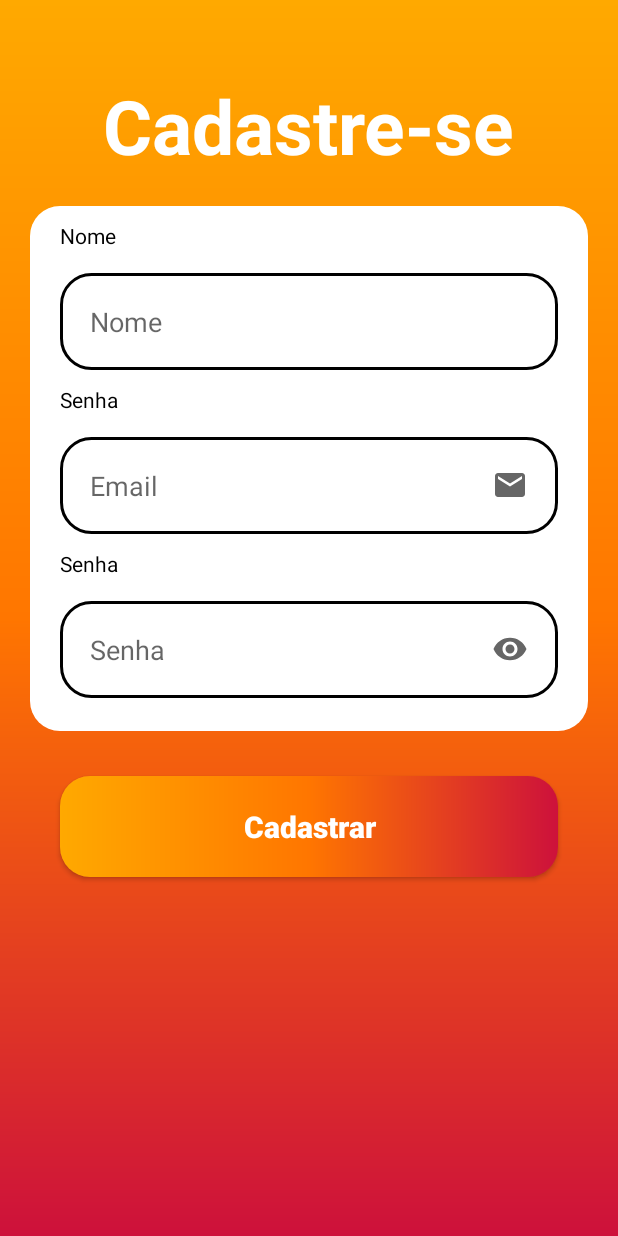
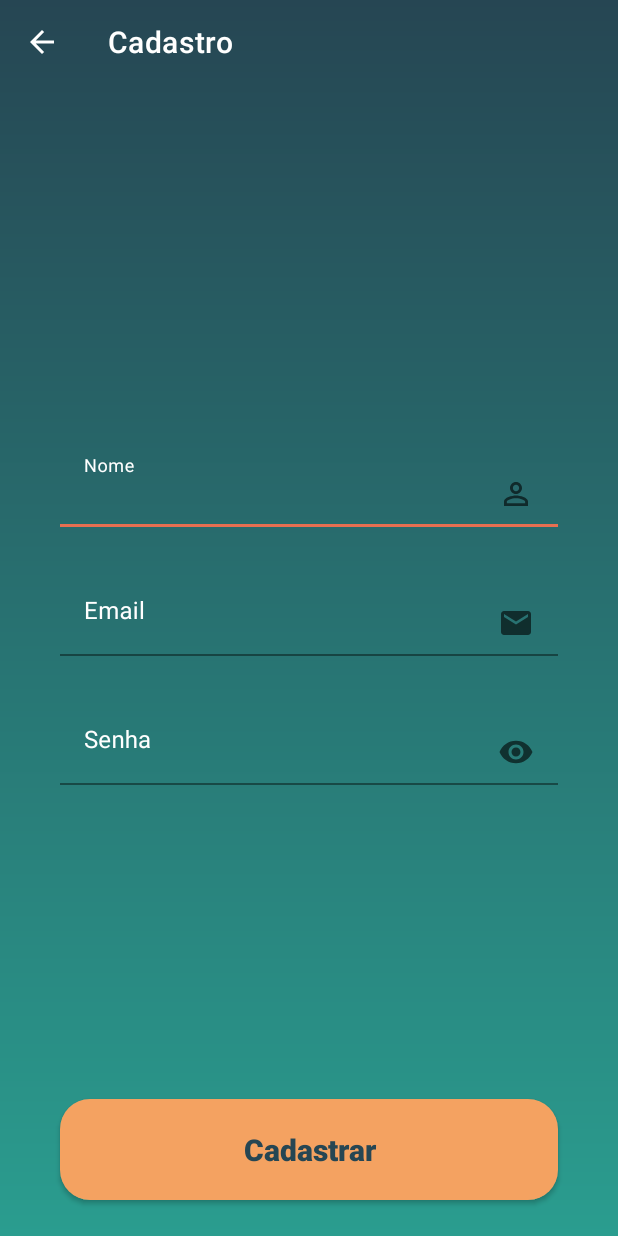
Before and after one commit to WillianKohatsu/ArvoreGenealogica, an Android app: the FormCadastro screen opened directly, with no data from a screen before it, on a phone screen of 412 x 824 dp. Run offline under Robolectric (Android 15) with nearby library versions, the phone set to English and light mode, and no system bars; our stand-ins replace Firebase (no records; nobody signed in at launch, a user with empty details on screens opened directly).

Commit message:
changing the app pallette colors

```diff
--- a/app/src/main/res/drawable/background.xml
+++ b/app/src/main/res/drawable/background.xml
@@ -2,9 +2,8 @@
 <shape xmlns:android="http://schemas.android.com/apk/res/android">
 
     <gradient
-        android:startColor="@color/red"
-        android:centerColor="@color/orange"
-        android:endColor="@color/orange_light"
+        android:startColor="@color/green_light"
+        android:endColor="@color/green_dark"
         android:angle="90"
         />
 </shape>
--- a/app/src/main/res/drawable/button.xml
+++ b/app/src/main/res/drawable/button.xml
@@ -1,12 +1,8 @@
 <?xml version="1.0" encoding="utf-8"?>
-<shape xmlns:android="http://schemas.android.com/apk/res/android">
+<shape
+    xmlns:android="http://schemas.android.com/apk/res/android">
 
     <corners android:radius="20dp"/>
-    <gradient
-        android:startColor="@color/red"
-        android:centerColor="@color/orange"
-        android:endColor="@color/orange_light"
-        android:angle="180"
-        />
+    <solid android:color="@color/salmon"/>
 
 </shape>
--- /dev/null
+++ b/app/src/main/res/drawable/ic_arrow_back.xml
@@ -0,0 +1,5 @@
+<vector android:height="24dp" android:tint="#FFFFFF"
+    android:viewportHeight="24" android:viewportWidth="24"
+    android:width="24dp" xmlns:android="http://schemas.android.com/apk/res/android">
+    <path android:fillColor="@android:color/white" android:pathData="M20,11H7.83l5.59,-5.59L12,4l-8,8 8,8 1.41,-1.41L7.83,13H20v-2z"/>
+</vector>
--- a/app/src/main/res/drawable/ic_email.xml
+++ b/app/src/main/res/drawable/ic_email.xml
@@ -5,6 +5,6 @@
     android:viewportHeight="24"
     android:tint="?attr/colorControlNormal">
   <path
-      android:fillColor="@android:color/white"
+      android:fillColor="@android:color/black"
       android:pathData="M20,4L4,4c-1.1,0 -1.99,0.9 -1.99,2L2,18c0,1.1 0.9,2 2,2h16c1.1,0 2,-0.9 2,-2L22,6c0,-1.1 -0.9,-2 -2,-2zM20,8l-8,5 -8,-5L4,6l8,5 8,-5v2z"/>
 </vector>
--- a/app/src/main/res/layout/activity_form_cadastro.xml
+++ b/app/src/main/res/layout/activity_form_cadastro.xml
@@ -7,102 +7,124 @@
     android:background="@drawable/background"
     tools:context=".FormCadastro">
 
-    <TextView
-        android:id="@+id/txtTitleCadastro"
-        android:layout_width="wrap_content"
+    <com.google.android.material.appbar.MaterialToolbar
+        android:id="@+id/toolbar"
+        android:layout_width="0dp"
         android:layout_height="wrap_content"
-        android:layout_marginTop="50dp"
-        android:text="@string/title_cadastro"
-        android:textColor="@color/white"
-        android:textSize="50sp"
-        android:textStyle="bold"
+        app:layout_constraintTop_toTopOf="parent"
+        app:layout_constraintStart_toStartOf="parent"
         app:layout_constraintEnd_toEndOf="parent"
-        app:layout_constraintStart_toStartOf="parent"
-        app:layout_constraintTop_toTopOf="parent" />
+        app:title="Cadastro"
+        app:titleTextColor="@color/white"
+        app:navigationIcon="@drawable/ic_arrow_back"
+        />
 
-    <View
-        android:id="@+id/containerComponents"
-        style="@style/ContainerComponents"
-        android:layout_height="350dp"
-        app:layout_constraintEnd_toEndOf="parent"
-        app:layout_constraintStart_toStartOf="parent"
-        app:layout_constraintTop_toBottomOf="@id/txtTitleCadastro" />
-
-    <TextView
+    <com.google.android.material.textfield.TextInputLayout
         android:id="@+id/nome"
         android:layout_height="wrap_content"
         android:layout_width="match_parent"
-        android:layout_marginLeft="40dp"
-        android:layout_marginTop="10dp"
-        android:text="@string/nome"
-        android:textColor="@color/black"
-        app:layout_constraintEnd_toEndOf="@id/containerComponents"
-        app:layout_constraintStart_toStartOf="@id/containerComponents"
-        app:layout_constraintTop_toTopOf="@id/containerComponents"/>
+        android:layout_marginStart="40dp"
+        android:layout_marginEnd="40dp"
+        android:layout_marginTop="28dp"
+        app:hintTextColor="@color/white"
+        android:textColorHint="@color/white"
+        android:hint="Nome"
+        android:textColor="@color/white"
+        app:boxStrokeColor="@color/orange"
+        app:layout_constraintEnd_toEndOf="parent"
+        app:layout_constraintVertical_chainStyle="packed"
+        app:layout_constraintStart_toStartOf="parent"
+        app:layout_constraintBottom_toTopOf="@id/email"
+        app:layout_constraintTop_toBottomOf="@id/toolbar">
 
-    <EditText
+
+        <com.google.android.material.textfield.TextInputEditText
             android:id="@+id/editNome"
-        style="@style/Edit_Text"
-        android:hint="@string/nome"
+            android:textColorHint="@color/white"
+            android:background="@color/transparent"
+            android:layout_height="wrap_content"
+            android:layout_width="match_parent"
             android:autofillHints="@string/nome"
+            android:drawableEnd="@drawable/ic_user"
             android:inputType="text"
-        app:layout_constraintStart_toStartOf="@id/containerComponents"
-        app:layout_constraintEnd_toEndOf="@id/containerComponents"
-        app:layout_constraintTop_toBottomOf="@id/nome"/>
+            android:textColor="@color/white"/>
+    </com.google.android.material.textfield.TextInputLayout>
 
-    <TextView
+
+    <com.google.android.material.textfield.TextInputLayout
         android:id="@+id/email"
         android:layout_height="wrap_content"
         android:layout_width="match_parent"
-        android:layout_marginLeft="40dp"
-        android:layout_marginTop="10dp"
-        android:text="@string/senha"
-        android:textColor="@color/black"
-        app:layout_constraintEnd_toEndOf="@id/containerComponents"
-        app:layout_constraintStart_toStartOf="@id/containerComponents"
-        app:layout_constraintTop_toBottomOf="@id/editNome"/>
+        android:layout_marginStart="40dp"
+        android:layout_marginEnd="40dp"
+        android:layout_marginTop="28dp"
+        app:hintTextColor="@color/white"
+        android:textColorHint="@color/white"
+        android:hint="@string/email"
+        app:layout_constraintVertical_chainStyle="packed"
+        android:textColor="@color/white"
+        app:boxStrokeColor="@color/orange"
+        app:layout_constraintEnd_toEndOf="parent"
+        app:layout_constraintBottom_toTopOf="@id/senha"
+        app:layout_constraintStart_toStartOf="parent"
+        app:layout_constraintTop_toBottomOf="@id/nome">
 
-    <EditText
+
+        <com.google.android.material.textfield.TextInputEditText
             android:id="@+id/editEmail"
-        style="@style/Edit_Text"
-        android:hint="@string/email"
-        android:autofillHints="@string/email"
+            android:textColorHint="@color/white"
+            android:background="@color/transparent"
+            android:layout_height="wrap_content"
+            android:layout_width="match_parent"
+            android:inputType="textEmailAddress"
             android:drawableEnd="@drawable/ic_email"
-        android:inputType="textEmailAddress"
-        app:layout_constraintStart_toStartOf="@id/containerComponents"
-        app:layout_constraintEnd_toEndOf="@id/containerComponents"
-        app:layout_constraintTop_toBottomOf="@id/email"/>
+            android:autofillHints="@string/nome"
+            android:textColor="@color/white"/>
+    </com.google.android.material.textfield.TextInputLayout>
 
-    <TextView
+
+    <com.google.android.material.textfield.TextInputLayout
         android:id="@+id/senha"
         android:layout_height="wrap_content"
         android:layout_width="match_parent"
-        android:layout_marginLeft="40dp"
-        android:layout_marginTop="10dp"
-        android:text="@string/senha"
-        android:textColor="@color/black"
-        app:layout_constraintEnd_toEndOf="@id/containerComponents"
-        app:layout_constraintStart_toStartOf="@id/containerComponents"
-        app:layout_constraintTop_toBottomOf="@id/editEmail"/>
+        android:layout_marginStart="40dp"
+        android:layout_marginEnd="40dp"
+        android:layout_marginTop="28dp"
+        app:hintTextColor="@color/white"
+        android:textColorHint="@color/white"
+        android:hint="@string/senha"
+        android:textColor="@color/white"
+        app:boxStrokeColor="@color/orange"
+        app:layout_constraintVertical_chainStyle="packed"
+        app:layout_constraintBottom_toTopOf="@id/btnCadastrar"
+        app:layout_constraintEnd_toEndOf="parent"
+        app:layout_constraintStart_toStartOf="parent"
+        app:layout_constraintTop_toBottomOf="@id/email">
 
-    <EditText
+
+        <com.google.android.material.textfield.TextInputEditText
             android:id="@+id/editSenha"
-        android:autofillHints="@string/email"
-        style="@style/Edit_Text"
-        android:hint="@string/senha"
+            android:textColorHint="@color/white"
+            android:background="@color/transparent"
+            android:layout_height="wrap_content"
+            android:layout_width="match_parent"
+            android:autofillHints="@string/nome"
             android:drawableEnd="@drawable/ic_eye"
             android:inputType="numberPassword"
-        app:layout_constraintStart_toStartOf="@id/containerComponents"
-        app:layout_constraintEnd_toEndOf="@id/containerComponents"
-        app:layout_constraintTop_toBottomOf="@id/senha"/>
+            android:textColor="@color/white"/>
+    </com.google.android.material.textfield.TextInputLayout>
+
 
     <androidx.appcompat.widget.AppCompatButton
         android:id="@+id/btnCadastrar"
         style="@style/Button"
         android:text="@string/bt_cadastrar"
         android:layout_marginTop="30dp"
+        android:layout_marginBottom="24dp"
+        android:textColor="@color/green_dark"
         app:layout_constraintStart_toStartOf="parent"
+        app:layout_constraintVertical_bias="1"
         app:layout_constraintEnd_toEndOf="parent"
-        app:layout_constraintTop_toBottomOf="@id/containerComponents"/>
+        app:layout_constraintBottom_toBottomOf="parent"/>
 
 </androidx.constraintlayout.widget.ConstraintLayout>
--- a/app/src/main/res/values/colors.xml
+++ b/app/src/main/res/values/colors.xml
@@ -8,9 +8,12 @@
     <color name="black">#FF000000</color>
     <color name="white">#FFFFFFFF</color>
 
-    <color name="red">#CD113B</color>
-    <color name="orange">#FF7600</color>
-    <color name="orange_light">#FFA900</color>
+
+    <color name="green_light">#2a9d8f</color>
+    <color name="green_dark">#264653</color>
+    <color name="yellow">#e9c46a</color>
+    <color name="salmon">#f4a261</color>
+    <color name="orange">#e76f51</color>
 
     <color name="transparent">#00ffffff</color>
     <color name="green_middle">#89CCBB</color>
```
Lines whose indentation alone changed are shown as unchanged.
